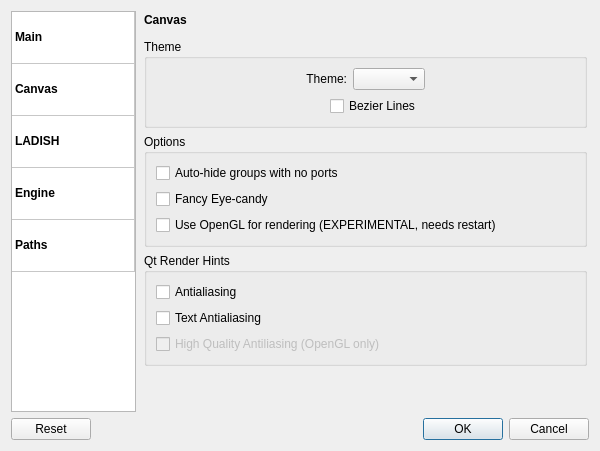
Qt form src/ui/settings_app.ui (falkTX/Cadence) before a commit.
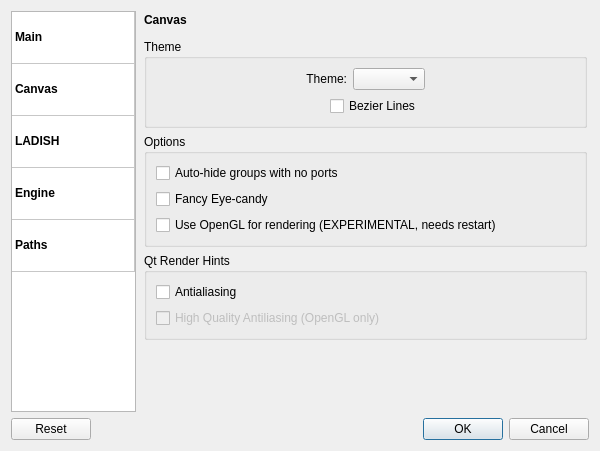
The same form after that commit. The open tabs and pages were chosen to show the change. Icons and pictures are not drawn.

Commit message: Shared-Settings misc fixes

The edit to the form file:
```diff
--- a/src/ui/settings_app.ui
+++ b/src/ui/settings_app.ui
@@ -573,13 +573,6 @@
               </property>
              </widget>
             </item>
-            <item>
-             <widget class="QCheckBox" name="cb_canvas_render_text_aa">
-              <property name="text">
-               <string>Text Antialiasing</string>
-              </property>
-             </widget>
-            </item>
             <item>
              <widget class="QCheckBox" name="cb_canvas_render_hq_aa">
               <property name="enabled">
```
The commit also changes 1 other file.
